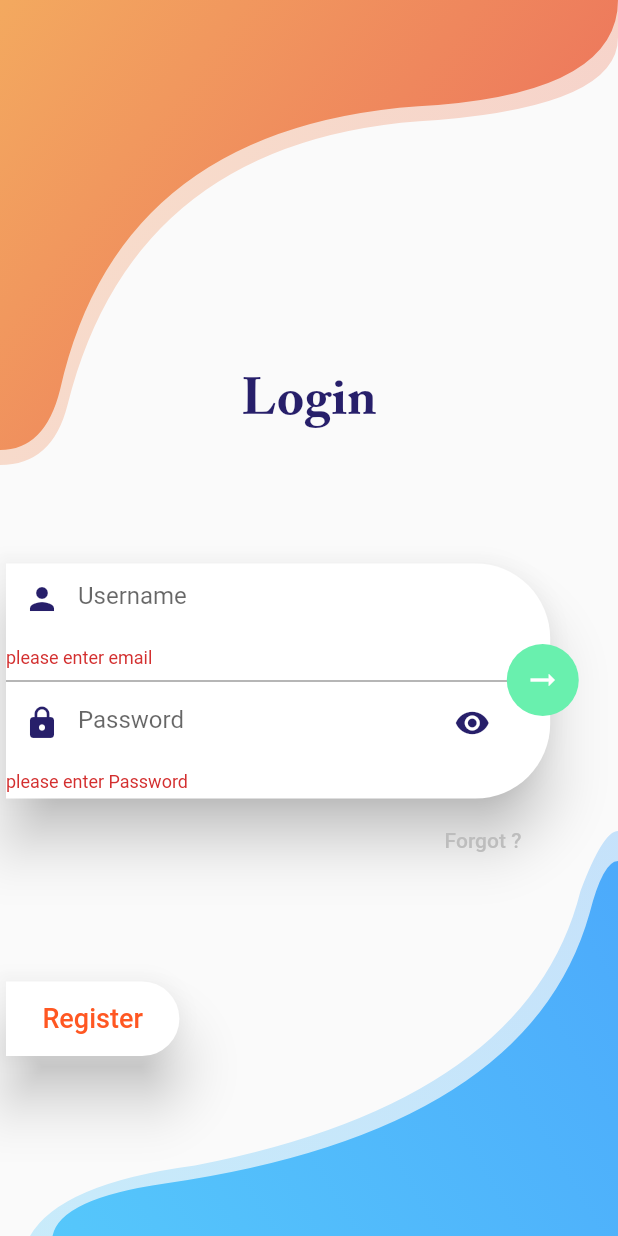
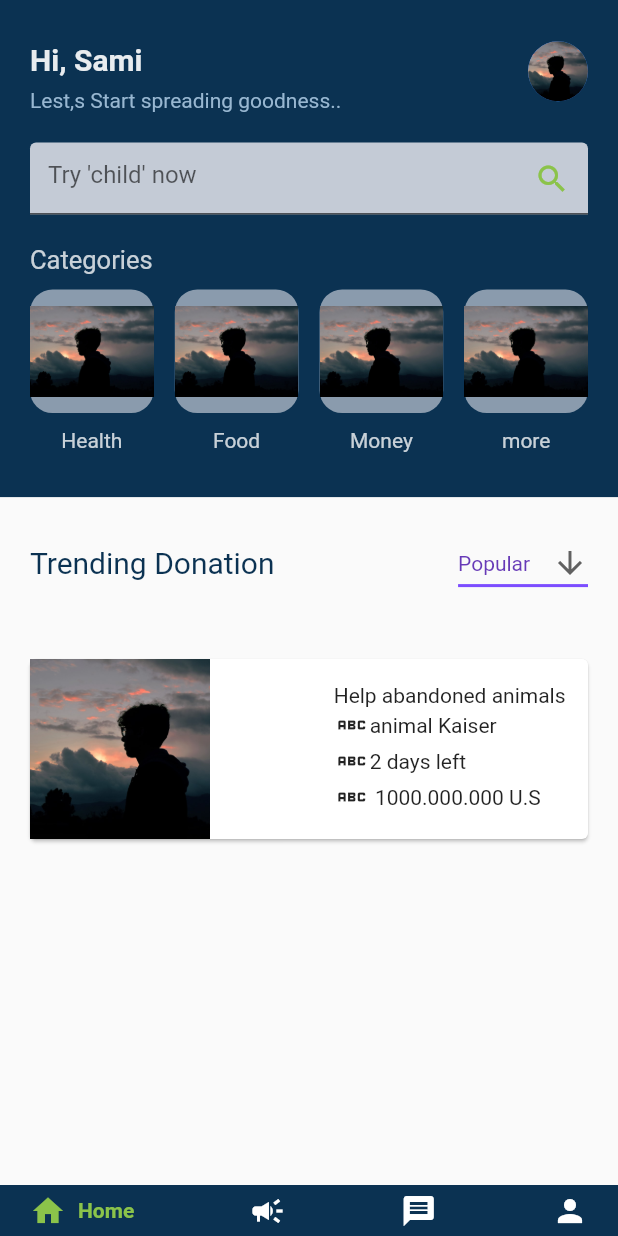
Before and after one commit to Salims97/project_1, a Flutter app: the screen it shows after launch, after a tap on the "arrow right alt" icon, on a phone screen of 412 x 824 dp. Run offline on Flutter 3.47's test engine with Material 2 defaults, Android fonts, the phone set to English and light mode, and no system bars; drawn by our look-alikes of google_nav_bar; our stand-ins replace flutter_riverpod, flutter_secure_storage.

Commit message:
Home and bottom bar

```diff
--- a/lib/main.dart
+++ b/lib/main.dart
@@ -1,6 +1,9 @@
 import 'package:flutter/material.dart';
 import 'package:flutter_riverpod/flutter_riverpod.dart';
+import 'package:project_1/screen/bottom_bar.dart';
+import 'package:project_1/screen/details.dart';
 import 'package:project_1/screen/register.dart';
+import 'screen/home.dart';
 import 'screen/login.dart';
 
 void main() {
@@ -21,6 +24,9 @@ class MyApp extends StatelessWidget {
       routes: {
         '/login': (ctx) => LoginPage(),
         '/register': (ctx)=> RegisterPage(),
+        '/home' : (context) => Home(),
+        '/bottom_bar' :(context) => BottomBar(),
+        '/details' :(context) => Details(),
         // '/future_provider': (ctx)=>const FutureProviderPage(),
         // '/stream_provider': (ctx)=>const StreamProviderPage(),
         // '/state_notifier': (ctx)=> const StateNotifierPage(),
--- /dev/null
+++ b/lib/screen/bottom_bar.dart
@@ -0,0 +1,92 @@
+import 'package:flutter/material.dart';
+import 'package:google_nav_bar/google_nav_bar.dart';
+import 'package:project_1/screen/campaigns.dart';
+import 'package:project_1/screen/home.dart';
+import 'package:project_1/screen/profile.dart';
+
+class BottomBar extends StatefulWidget {
+  const BottomBar({Key? key}) : super(key: key);
+
+  @override
+  State<BottomBar> createState() => _BottomBarState();
+}
+
+class _BottomBarState extends State<BottomBar> {
+  Color theme = Color.fromARGB(255, 11, 50, 82);
+  int _selectedIndex = 0;
+  void _changeItem(int index) {
+    setState(() {
+      _selectedIndex = index;
+    });
+  }
+
+  /////
+  static const TextStyle optionStyle =
+      TextStyle(fontSize: 30, fontWeight: FontWeight.w600);
+  static List<Widget> _bottomBarOptions = <Widget>[
+    //2sma2 al saf7at yli r7 ynt2l 3leha
+    Home(), //Home
+    Campaign(),
+    Profile(),
+    // Search(),
+    // MyAddNewProductPage(),
+    // Category(),
+    // Profile(),
+  ];
+  //////
+  @override
+  Widget build(BuildContext context) {
+    return Scaffold(
+      bottomNavigationBar: GNav(
+        backgroundColor: theme,
+        haptic: true, // haptic feedback
+        tabBorderRadius: 10,
+        // tabActiveBorder:
+        //     Border.all(color: Colors.black, width: 1), // tab button border
+       /* tabBorder:
+            Border.all(color: Colors.grey, width: 1), // tab button border*/
+        // tabShadow: [
+        //   BoxShadow(color: Colors.grey.withOpacity(0.5), blurRadius: 8)
+        // ], // tab button shadow
+        curve: Curves.easeOutExpo, // tab animation curves
+        duration: Duration(milliseconds: 900), // tab animation duration
+        gap: 8, // the tab button gap between icon and text
+        color: Colors.white, // unselected icon color
+        activeColor: Colors.lightGreen, // selected icon and text color
+        // tabBackgroundColor:
+        //     Colors.purple.withOpacity(0.1), // selected tab background color
+
+        rippleColor: Color.fromARGB(
+            255, 43, 43, 43), // tab button ripple color when pressed
+        //hoverColor: Colors.blue, // tab button hover color
+        padding: EdgeInsets.symmetric(
+            horizontal: 20, vertical: 5), // navigation bar padding
+
+        tabs: [
+          GButton(
+            icon: Icons.home,
+            text: 'Home',
+          ),
+          GButton(
+            icon: Icons.campaign,
+            text: 'Campaign',
+          ),
+          GButton(
+            icon: Icons.message,
+            text: 'Reports',
+          ),
+          GButton(
+            icon: Icons.person,
+            text: 'profile',
+          ),
+        ],
+        selectedIndex: _selectedIndex,
+
+        onTabChange: _changeItem,
+      ),
+      body: _bottomBarOptions.elementAt(_selectedIndex),
+
+      //body: _BottomBar.elementAt(_selectedIndex),
+    );
+  }
+}
--- /dev/null
+++ b/lib/screen/campaigns.dart
@@ -0,0 +1,12 @@
+import 'package:flutter/material.dart';
+
+class Campaign extends StatelessWidget {
+  const Campaign({ Key? key }) : super(key: key);
+
+  @override
+  Widget build(BuildContext context) {
+    return Scaffold(
+      body: Center(child: Text("Campaign"),),
+    );
+  }
+}
--- /dev/null
+++ b/lib/screen/details.dart
@@ -0,0 +1,30 @@
+import 'package:flutter/material.dart';
+import 'package:flutter_riverpod/flutter_riverpod.dart';
+
+class Details extends ConsumerWidget {
+  const Details({Key? key}) : super(key: key);
+
+  @override
+  Widget build(BuildContext context, WidgetRef ref) {
+    return Scaffold(
+      body: Stack(
+        children: [
+          Column(
+            children: [
+              Image.asset(
+                "assets/images/profile.jpg",
+                fit: BoxFit.cover,
+              ),
+              Container(
+                decoration: BoxDecoration(
+                  borderRadius: BorderRadius.only(topLeft: Radius.circular(20)),
+                ),
+                child: Text('details'),
+              )
+            ],
+          ),
+        ],
+      ),
+    );
+  }
+}
--- /dev/null
+++ b/lib/screen/home.dart
@@ -0,0 +1,195 @@
+// import 'dart:ui';
+
+import 'package:flutter/material.dart';
+import 'package:flutter_riverpod/flutter_riverpod.dart';
+
+import '../widgets/categorie_icon.dart';
+
+class Home extends ConsumerWidget {
+  String dropdownValue = 'Popular';
+  Color theme = Color.fromARGB(255, 11, 50, 82);
+
+  Home({Key? key}) : super(key: key);
+  @override
+  Widget build(BuildContext context,WidgetRef ref) {
+    return SafeArea(
+      child: Scaffold(
+        body: Column(
+          mainAxisAlignment: MainAxisAlignment.start,
+          crossAxisAlignment: CrossAxisAlignment.start,
+          children: [
+            Container(
+              padding: EdgeInsets.all(20),
+              width: double.infinity,
+              color: theme,
+              child: Column(children: [
+                Row(
+                  mainAxisAlignment: MainAxisAlignment.spaceBetween,
+                  children: [
+                    Column(
+                      crossAxisAlignment: CrossAxisAlignment.start,
+                      children: [
+                        Padding(
+                          padding: const EdgeInsets.fromLTRB(0, 8, 0, 8),
+                          child: Text("Hi, Sami",
+                              textAlign: TextAlign.start,
+                              style: TextStyle(
+                                  fontSize: 20,
+                                  fontWeight: FontWeight.bold,
+                                  color: Color.fromARGB(231, 255, 255, 255))),
+                        ),
+                        Text(
+                          "Lest,s Start spreading goodness..",
+                          textAlign: TextAlign.start,
+                          style: TextStyle(
+                            color: Color.fromARGB(255, 152, 183, 209),
+                          ),
+                        ),
+                      ],
+                    ),
+                    CircleAvatar(
+                      backgroundColor: Colors.blueAccent,
+
+                      //backgroundImage:
+                      radius: 20,
+                      backgroundImage: AssetImage(
+                        "assets/images/profile.jpg",
+                      ),
+                    )
+                  ],
+                ),
+                Padding(
+                  padding: const EdgeInsets.symmetric(vertical: 20),
+                  child: TextField(
+                    //style: TextStyle(color: Colors.red),
+                    decoration: InputDecoration(
+                        hintText: "Try 'child' now",
+                        focusedBorder: OutlineInputBorder(
+                          borderSide:
+                              const BorderSide(color: Colors.white, width: 2.0),
+                          borderRadius: BorderRadius.circular(50),
+                        ),
+                        suffixIcon: IconButton(
+                          onPressed: () => null,
+                          icon: Icon(Icons.search),
+                          color: Colors.lightGreen,
+                        ),
+                        fillColor: Color.fromARGB(255, 196, 203, 214),
+                        filled: true),
+                    //serach
+                  ),
+                ),
+                Container(
+                    padding: EdgeInsets.only(bottom: 10),
+                    alignment: Alignment.centerLeft,
+                    child: const Text(
+                      "Categories",
+                      textAlign: TextAlign.start,
+                      style: TextStyle(
+                          fontSize: 17,
+                          color: Color.fromARGB(198, 255, 255, 255)),
+                    )),
+                Row(
+                  mainAxisAlignment: MainAxisAlignment.spaceBetween,
+                  //squer widget
+                  children: [
+                    CategorieIcon(
+                      name: "Health",
+                      image: "assets/images/profile.jpg", /*On tap*/
+                    ),
+                    CategorieIcon(
+                        name: "Food", image: "assets/images/profile.jpg"),
+                    CategorieIcon(
+                        name: "Money", image: "assets/images/profile.jpg"),
+                    CategorieIcon(
+                        name: "more", image: "assets/images/profile.jpg"),
+                  ],
+                )
+              ]),
+            ),
+            Padding(
+              padding: const EdgeInsets.all(20),
+              child: Row(
+                mainAxisAlignment: MainAxisAlignment.spaceBetween,
+                children: [
+                  Text(
+                    'Trending Donation',
+                    style: TextStyle(fontSize: 20, color: theme),
+                  ),
+                  DropdownButton<String>(
+                    value: dropdownValue,
+                    icon: const Icon(Icons.arrow_downward),
+                    elevation: 16,
+                    style: const TextStyle(color: Colors.deepPurple),
+                    underline: Container(
+                      height: 2,
+                      color: Colors.deepPurpleAccent,
+                    ),
+                    onChanged: (String? newValue) {
+                      // setState(() {
+                      //   dropdownValue = newValue!;
+                      // });
+                    },
+                    items: <String>['Popular', 'End soon', 'Expensive', 'Free']
+                        .map<DropdownMenuItem<String>>((String value) {
+                      return DropdownMenuItem<String>(
+                        value: value,
+                        child: Text(value),
+                      );
+                    }).toList(),
+                  )
+                ],
+              ),
+            ),
+            InkWell(
+              onTap: () => Navigator.of(context).pushNamed("/details"),
+              child: Card(
+                margin: EdgeInsets.all(20),
+                child: Row(
+                  mainAxisAlignment: MainAxisAlignment.spaceBetween,
+                  children: [
+                    Container(
+                      height: 120,
+                      width: 120,
+                        child: Image.asset(
+                      "assets/images/profile.jpg",
+                      alignment: Alignment.centerLeft,
+                      fit: BoxFit.cover,
+                    )),
+                    Padding(
+                      padding: const EdgeInsets.all(15.0),
+                      child: Column(
+                        crossAxisAlignment: CrossAxisAlignment.start,
+                        children: [
+                          Text("Help abandoned animals"), //2sm al 7mleh
+                          Row(
+                            children: [
+                              Icon(Icons.abc),
+                              Text('animal Kaiser'),
+                            ],
+                          ),
+                          Row(
+                            children: [
+                              Icon(Icons.abc),
+                              Text('2 days left'),
+                            ],
+                          ),
+                          Row(
+                            children: [
+                              Icon(Icons.abc),
+                              Text(" 1000.000.000 U.S "),
+                            ],
+                          )
+                        ],
+                      ),
+                    )
+                  ],
+                ),
+              ),
+            )
+          ],
+        ),
+      ),
+    );
+  }
+}
--- a/lib/screen/login.dart
+++ b/lib/screen/login.dart
@@ -148,13 +148,14 @@ class LoginPage extends ConsumerWidget {
                             ),
                             child: IconButton(
                               onPressed: () async {
-                                if (formKey.currentState!.validate()) {
-                                  if (await LoginApi.loginAuth(
-                                      name.text, password.text)) {
+                                Navigator.of(context).pushReplacementNamed('/bottom_bar');
+                                //if (formKey.currentState!.validate()) {
+                                  //if (await LoginApi.loginAuth(
+                                  //    name.text, password.text)) {
                                     // Navigator.of(context)
                                     //     .pushReplacementNamed('/register');
-                                  }
-                                }
+                                  //}
+                                //}
                               },
                               icon: const Icon(
                                 Icons.arrow_right_alt,
--- /dev/null
+++ b/lib/screen/profile.dart
@@ -0,0 +1,14 @@
+import 'package:flutter/material.dart';
+
+class Profile extends StatelessWidget {
+  const Profile({ Key? key }) : super(key: key);
+
+  @override
+  Widget build(BuildContext context) {
+    return Scaffold(
+      body: Container(
+        child: Text("Profile"),
+      ),
+    );
+  }
+}
--- /dev/null
+++ b/lib/widgets/categorie_icon.dart
@@ -0,0 +1,40 @@
+
+import 'package:flutter/material.dart';
+
+class CategorieIcon extends StatelessWidget {
+  const CategorieIcon({
+    required this.name,
+    required this.image,
+  });
+
+  final String name;
+  final String image;
+
+  @override
+  Widget build(BuildContext context) {
+    return Column(
+      children: [
+        InkWell(
+          onTap: () {
+            return null;
+          },
+          child: Container(
+            width: MediaQuery.of(context).size.width * .20,
+            height: MediaQuery.of(context).size.height * .1,
+            decoration: const BoxDecoration(
+                color: Color.fromARGB(175, 196, 203, 214),
+                borderRadius: BorderRadius.all(Radius.circular(15))),
+            child: Center(child: Image.asset(image)),
+          ),
+        ),
+        Padding(
+          padding: const EdgeInsets.symmetric(vertical: 10),
+          child: Text(
+            name,
+            style: TextStyle(color: Color.fromARGB(198, 255, 255, 255)),
+          ),
+        )
+      ],
+    );
+  }
+}
--- a/pubspec.yaml
+++ b/pubspec.yaml
@@ -37,6 +37,7 @@ dependencies:
   flutter_riverpod: ^2.0.0-dev.5
   flutter_secure_storage: ^5.0.2
   http: ^0.13.3
+  google_nav_bar: ^5.0.6
 
 dev_dependencies:
   flutter_test:
@@ -61,7 +62,8 @@ flutter:
   uses-material-design: true
 
   # To add assets to your application, add an assets section, like this:
-  # assets:
+  assets:
+   - assets/images/profile.jpg
   #   - images/a_dot_burr.jpeg
   #   - images/a_dot_ham.jpeg
 
```
Also changed, not shown: assets/images/profile.jpg (added), pubspec.lock.
